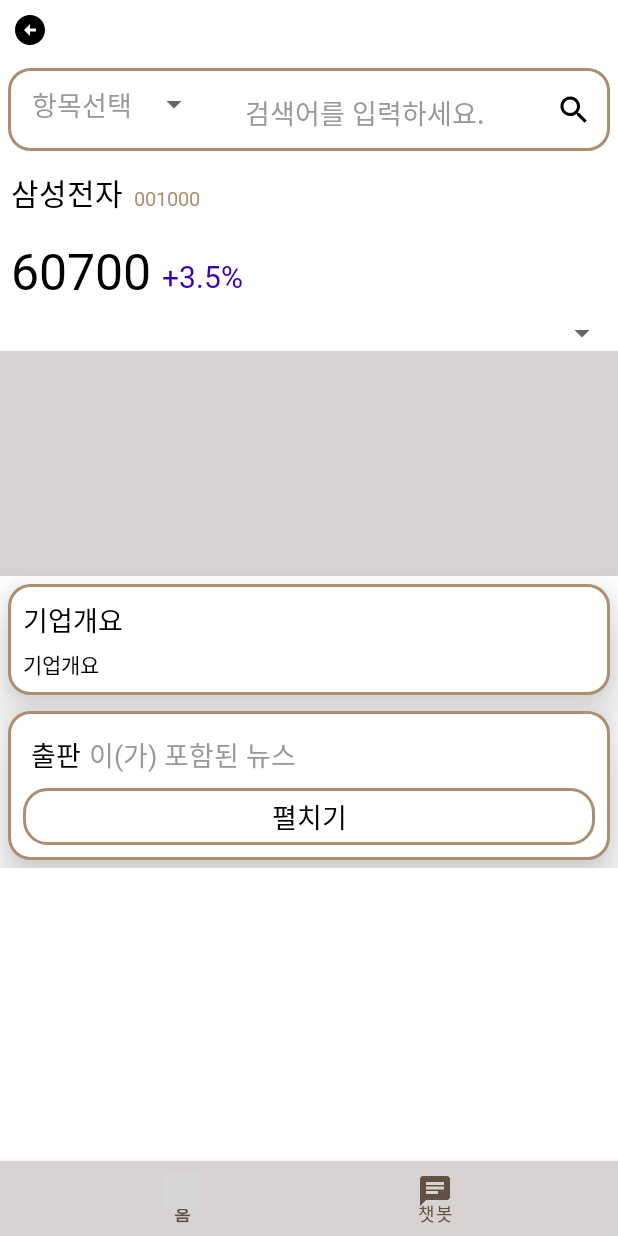
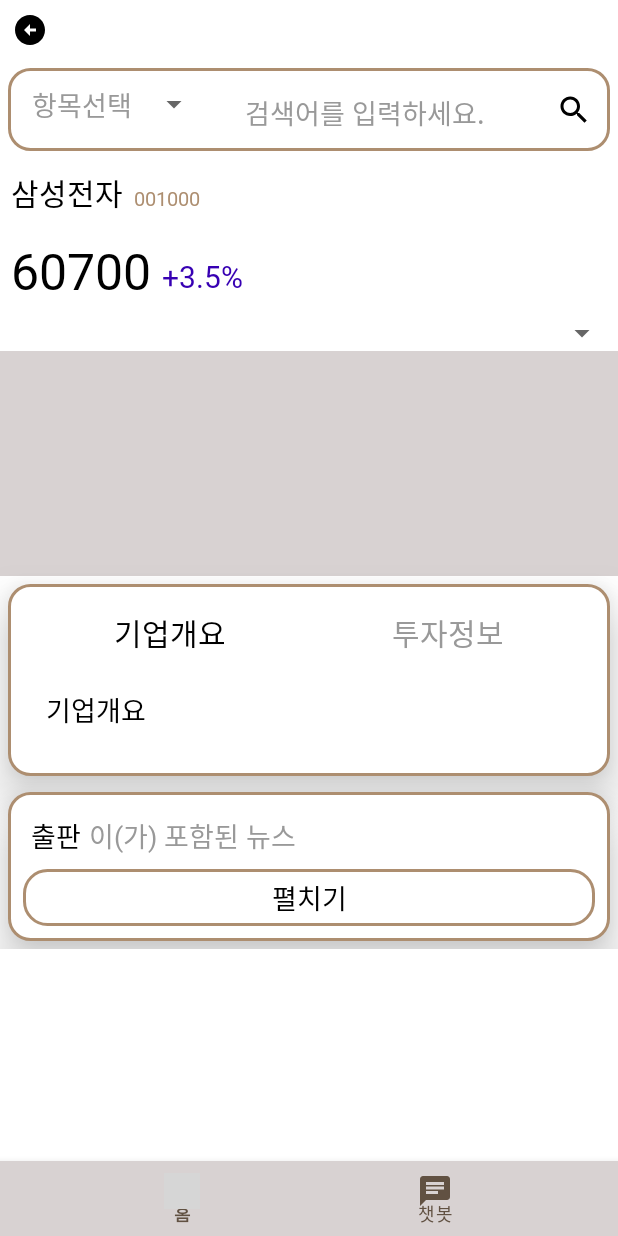
Before and after one commit to kookmin-sw/capstone-2023-27, an Android app: the fragment StockFragment placed in its activity, on a phone screen of 412 x 824 dp. Run offline under Robolectric (Android 15) with nearby library versions, the phone set to English and light mode, and no system bars; grey boxes are pictures that could not be loaded.

Commit message:
CompanyInfo.kt 수정

```diff
--- a/app/build.gradle
+++ b/app/build.gradle
@@ -64,6 +64,7 @@ dependencies {
     implementation"com.squareup.okhttp3:logging-interceptor:4.10.0"
     //noinspection GradleCompatible
     implementation 'com.android.support:support-v4:23.4.0'
+    implementation 'com.google.android.material:material:1.3.0-alpha01'
 }
 androidExtensions {
 
--- a/app/src/main/java/com/example/htss/Activity/MainActivity.kt
+++ b/app/src/main/java/com/example/htss/Activity/MainActivity.kt
@@ -6,15 +6,11 @@ import android.util.Log
 import android.view.MenuItem
 import android.view.View
 import androidx.fragment.app.Fragment
-import com.example.htss.Fragment.AllListFragment
 import com.example.htss.Fragment.HomeFragment
-import com.example.htss.Fragment.ListFragment
 import com.example.htss.Fragment.SettingFragment
 import com.example.htss.R
 import com.example.htss.databinding.ActivityMainBinding
 import com.google.android.material.navigation.NavigationBarView
-import kotlinx.android.synthetic.main.fragment_home.*
-import kotlin.concurrent.thread
 
 class MainActivity : AppCompatActivity(), NavigationBarView.OnItemSelectedListener, View.OnClickListener {
 
--- /dev/null
+++ b/app/src/main/java/com/example/htss/Fragment/Company_info_Fragment1.kt
@@ -0,0 +1,59 @@
+package com.example.htss.Fragment
+
+import android.os.Bundle
+import android.util.Log
+import androidx.fragment.app.Fragment
+import android.view.LayoutInflater
+import android.view.View
+import android.view.ViewGroup
+import android.widget.Toast
+import com.example.htss.R
+import com.example.htss.Retrofit.Model.CompanyInfoListItem
+import com.example.htss.Retrofit.RetrofitClient
+import com.example.htss.databinding.FragmentCompanyInfo1Binding
+import retrofit2.Call
+import retrofit2.Callback
+import retrofit2.Response
+
+class Company_info_Fragment1 : Fragment() {
+
+    private lateinit var view: FragmentCompanyInfo1Binding
+    private val retrofit = RetrofitClient.create()
+    private var StockTicker = ""
+
+
+    override fun onCreateView(
+        inflater: LayoutInflater, container: ViewGroup?,
+        savedInstanceState: Bundle?
+    ): View? {
+
+        view = FragmentCompanyInfo1Binding.inflate(inflater, container, false)
+
+        StockTicker = arguments?.getString("stock_ticker").toString()
+
+        getCompanyInfo(StockTicker)
+
+        return view.root
+    }
+    fun getCompanyInfo(ticker: String){
+        retrofit.getCompanyInfo(ticker).enqueue(object : Callback<CompanyInfoListItem> {
+            override fun onResponse(
+                call: Call<CompanyInfoListItem>,
+                response: Response<CompanyInfoListItem>
+            ) {
+                if(response.code()==200) {
+                    if(response.body() != null ) addcompanyInfo(response.body()!!)
+                    Log.d("stock/info/API호출31313131", response.raw().toString())
+                } else {
+                    Toast.makeText(requireContext(),"오류가 발생했습니다.\n다시 시도해주세요", Toast.LENGTH_SHORT).show()
+                }
+            }
+            override fun onFailure(call: Call<CompanyInfoListItem>, t: Throwable) {
+                Log.d("API호출3333", t.message.toString())
+            }
+        })
+    }
+    private fun addcompanyInfo(body: CompanyInfoListItem) {
+        view.companyInfo.text = body.company_info
+    }
+}
--- a/app/src/main/java/com/example/htss/Fragment/SectorListFragment.kt
+++ b/app/src/main/java/com/example/htss/Fragment/SectorListFragment.kt
@@ -16,7 +16,6 @@ import com.example.htss.Model.MainModel
 import com.example.htss.R
 import com.example.htss.Retrofit.Model.SectorThemeList
 import com.example.htss.Retrofit.RetrofitClient
-import com.example.htss.databinding.FragmentListBinding
 import com.example.htss.databinding.FragmentSectorListBinding
 import retrofit2.Call
 import retrofit2.Callback
--- a/app/src/main/java/com/example/htss/Fragment/StockFragment.kt
+++ b/app/src/main/java/com/example/htss/Fragment/StockFragment.kt
@@ -25,7 +25,9 @@ import com.example.htss.R
 import com.example.htss.Retrofit.Model.*
 import com.example.htss.Retrofit.RetrofitClient
 import com.example.htss.databinding.FragmentStockBinding
+import com.google.android.material.tabs.TabLayoutMediator
 import kotlinx.android.synthetic.main.fragment_home.view.*
+import kotlinx.android.synthetic.main.fragment_stock.*
 import kotlinx.android.synthetic.main.fragment_stock.view.*
 import retrofit2.Call
 import retrofit2.Callback
@@ -35,6 +37,7 @@ class StockFragment : Fragment(), View.OnClickListener {
 
     var selectedPosition = 0
     var newsNum = 3
+    var first = "company_info"
     private lateinit var view: FragmentStockBinding
     private val retrofit = RetrofitClient.create()
 
@@ -49,9 +52,17 @@ class StockFragment : Fragment(), View.OnClickListener {
     override fun onCreateView(
         inflater: LayoutInflater, container: ViewGroup?,
         savedInstanceState: Bundle?
+
+
+
     ): View? {
 
         view = FragmentStockBinding.inflate(inflater, container, false)
+
+        view.companyInfo.setTextColor(ContextCompat.getColor(requireContext(), R.color.black))
+        view.companyInvestInfo.setTextColor(ContextCompat.getColor(requireContext(), R.color.hmmm))
+
+
         val items = resources.getStringArray(R.array.search_array)
         val myAapter = object : ArrayAdapter<String>(requireContext(), R.layout.item_spinner) {
             override fun getView(position: Int, convertView: View?, parent: ViewGroup): View {
@@ -89,6 +100,15 @@ class StockFragment : Fragment(), View.OnClickListener {
         StockTicker = arguments?.getString("stock_ticker").toString()
         StockName = arguments?.getString("stock_name").toString()
 
+        val bundle = Bundle()
+        bundle.putString("stock_ticker", StockTicker)
+        when(first){
+            "company_info" -> replaceFragment2(Company_info_Fragment1(),bundle)
+        }
+        Log.d("BUNDLE",bundle.toString())
+
+
+
 //
         view.newsRecyclerview.apply {
             layoutManager = LinearLayoutManager(context, LinearLayoutManager.VERTICAL, false)
@@ -113,6 +133,8 @@ class StockFragment : Fragment(), View.OnClickListener {
         view.newsCloseBtn.setOnClickListener(this)
         view.newsOpenBtn.setOnClickListener(this)
         view.stockSearchBtn.setOnClickListener(this)
+        view.companyInfo.setOnClickListener(this)
+        view.companyInvestInfo.setOnClickListener(this)
 
 
 
@@ -146,7 +168,7 @@ class StockFragment : Fragment(), View.OnClickListener {
     private fun addcompanyInfo(body: CompanyInfoListItem) {
         view.stockName.text = body.company_name
         view.stockName2.text = body.company_name
-        view.stockInfo.text = body.company_info
+//        view.stockInfo.text = body.company_info
         getSectorThemeKeywordIncludeNews(body.company_name, newsNum)
     }
 
@@ -303,6 +325,20 @@ class StockFragment : Fragment(), View.OnClickListener {
                 }
                 view.stockKeywordEdit.text = null
             }
+            R.id.company_info -> {
+                val bundle = Bundle()
+                bundle.putString("stock_ticker", StockTicker)
+                view.companyInfo.setTextColor(ContextCompat.getColor(requireContext(), R.color.black))
+                view.companyInvestInfo.setTextColor(ContextCompat.getColor(requireContext(), R.color.hmmm))
+                replaceFragment2(Company_info_Fragment1(),bundle)
+            }
+            R.id.company_invest_info -> {
+                val bundle = Bundle()
+                bundle.putString("stock_ticker", StockTicker)
+                view.companyInvestInfo.setTextColor(ContextCompat.getColor(requireContext(), R.color.black))
+                view.companyInfo.setTextColor(ContextCompat.getColor(requireContext(), R.color.hmmm))
+                replaceFragment2(Company_info_Fragment2(),bundle)
+            }
 
         }
     }
@@ -314,6 +350,13 @@ class StockFragment : Fragment(), View.OnClickListener {
             .beginTransaction()
             .replace(R.id.mainFrameLayout, fragment)
             .addToBackStack(null)
+            .commit()
+    }
+    private fun replaceFragment2(fragment: Fragment,bundle: Bundle) {
+        fragment.arguments = bundle
+        parentFragmentManager
+            .beginTransaction()
+            .replace(R.id.company_frame_layout, fragment)
             .commit()
     }
     //dp 값을 px 값으로 변환해 주는 함수
--- a/app/src/main/java/com/example/htss/Fragment/ThemeListFragment.kt
+++ b/app/src/main/java/com/example/htss/Fragment/ThemeListFragment.kt
@@ -16,7 +16,6 @@ import com.example.htss.Model.ThemelistModel
 import com.example.htss.R
 import com.example.htss.Retrofit.Model.SectorThemeList
 import com.example.htss.Retrofit.RetrofitClient
-import com.example.htss.databinding.FragmentListBinding
 import com.example.htss.databinding.FragmentThemeListBinding
 import retrofit2.Call
 import retrofit2.Callback
--- /dev/null
+++ b/app/src/main/res/layout/fragment_company_info_1.xml
@@ -0,0 +1,30 @@
+<?xml version="1.0" encoding="utf-8"?>
+<LinearLayout xmlns:android="http://schemas.android.com/apk/res/android"
+    android:layout_width="match_parent"
+    android:layout_height="match_parent"
+    android:orientation="vertical">
+    <LinearLayout
+        android:layout_width="match_parent"
+        android:layout_height="wrap_content"
+        android:layout_margin="5dp"
+        android:textSize="15dp"
+        android:background="@color/white"
+        android:orientation="vertical"
+        android:padding="10dp">
+
+        <TextView
+            android:id="@+id/company_info"
+            android:layout_width="wrap_content"
+            android:layout_height="match_parent"
+            android:gravity="left"
+            android:text="기업개요"
+            android:textColor="@color/black"
+            android:layout_marginBottom="5dp"
+            android:textSize="18sp"
+            android:fontFamily="@font/one_mobile_pop" />
+
+
+
+    </LinearLayout>
+
+</LinearLayout>
--- a/app/src/main/res/layout/fragment_stock.xml
+++ b/app/src/main/res/layout/fragment_stock.xml
@@ -182,24 +182,41 @@
             android:orientation="vertical"
             android:padding="10dp">
 
-            <TextView
-                android:layout_width="wrap_content"
-                android:layout_height="match_parent"
-                android:gravity="center"
-                android:text="기업개요"
-                android:textColor="@color/black"
-                android:layout_marginBottom="5dp"
-                android:textSize="18sp"
-                android:fontFamily="@font/one_mobile_pop" />
-
-            <TextView
-                android:id="@+id/stock_info"
-                android:textSize="14sp"
-                android:textColor="@color/black"
-                android:fontFamily="@font/one_mobile_pop"
+            <LinearLayout
                 android:layout_width="match_parent"
                 android:layout_height="wrap_content"
-                android:text="기업개요" />
+                android:orientation="horizontal"
+                android:padding="5dp"
+                android:background="@color/white"
+                >
+                <TextView
+                    android:layout_width="0dp"
+                    android:layout_height="match_parent"
+                    android:layout_weight="1"
+                    android:text="기업개요"
+                    android:textSize="20sp"
+                    android:padding="2dp"
+                    android:gravity="center"
+                    android:textColor="@color/black"
+                    android:fontFamily="@font/one_mobile_pop"
+                    android:id="@+id/company_info"/>
+                <TextView
+                    android:layout_width="0dp"
+                    android:layout_height="match_parent"
+                    android:layout_weight="1"
+                    android:text="투자정보"
+                    android:padding="2dp"
+                    android:textSize="20sp"
+                    android:gravity="center"
+                    android:fontFamily="@font/one_mobile_pop"
+                    android:textColor="@color/black"
+                    android:id="@+id/company_invest_info"/>
+            </LinearLayout>
+            <FrameLayout
+                android:id="@+id/company_frame_layout"
+                android:layout_width="match_parent"
+                android:layout_height="match_parent"/>
+
 
         </LinearLayout>
         <LinearLayout
```
Also changed, not shown: app/src/main/java/com/example/htss/Fragment/Company_info_Fragment2.kt (added, +32 -0 lines), app/src/main/java/com/example/htss/Fragment/ListFragment.kt (deleted, +0 -131 lines), app/src/main/res/layout/fragment_company_info_2.xml (added, +232 -0 lines), app/src/main/res/layout/fragment_list.xml (deleted, +0 -139 lines).
